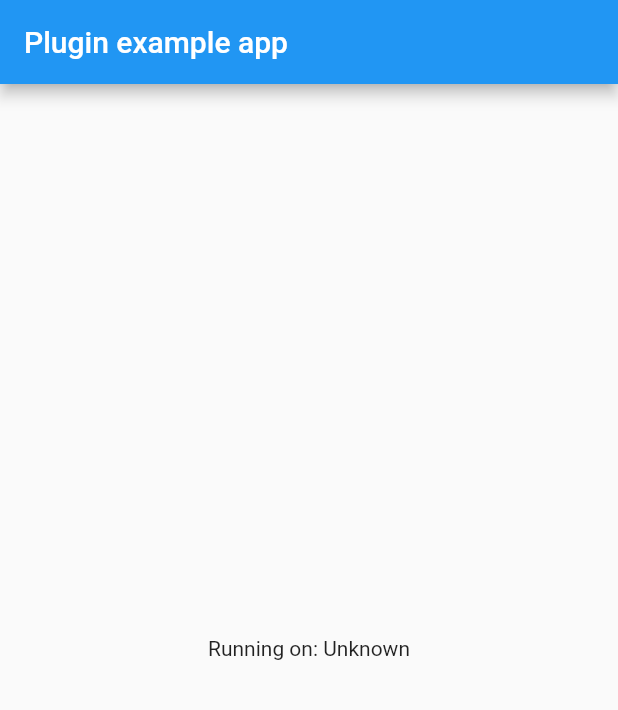
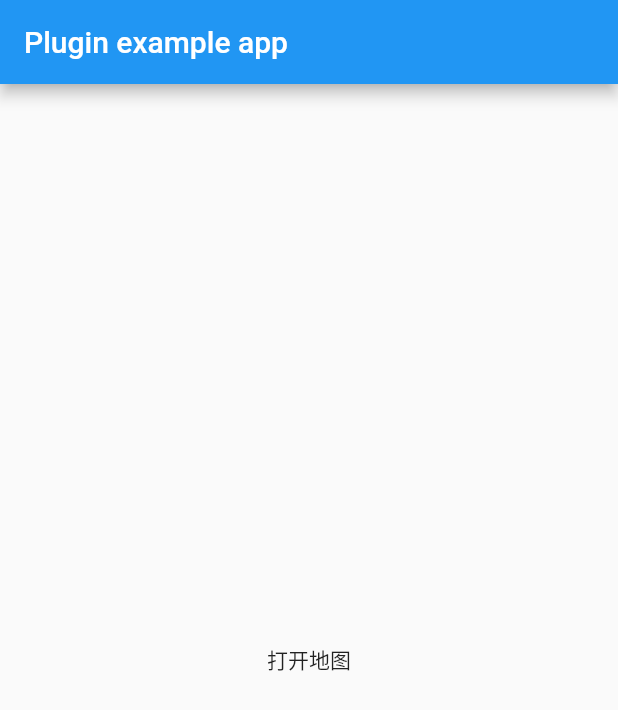
Before and after one commit to 2673542667/open_apple_map, a Flutter app: the screen it shows after launch, on a phone screen of 412 x 824 dp. Shown: the top 710 px of the screen. Run offline on Flutter 3.47's test engine with Material 2 defaults, Android fonts, the phone set to English and light mode, and no system bars.

Commit message:
增加到达位置显示

```diff
--- a/example/lib/main.dart
+++ b/example/lib/main.dart
@@ -48,7 +48,14 @@ class _MyAppState extends State<MyApp> {
           title: const Text('Plugin example app'),
         ),
         body: Center(
-          child: Text('Running on: $_platformVersion\n'),
+          child: FlatButton(
+            onPressed: () {
+              OpenAppleMap.openMap(30.533859, 104.068060, '测试地址');
+            },
+            child: Text(
+              '打开地图'
+            ),
+          ),
         ),
       ),
     );
--- a/lib/open_apple_map.dart
+++ b/lib/open_apple_map.dart
@@ -11,8 +11,8 @@ class OpenAppleMap {
     return version;
   }
 
-  static Future<bool> openMap(log, lat) async {
-    final Map res = await _channel.invokeMethod('openMap', <String, dynamic>{'lat': lat, 'log': log});
+  static Future<bool> openMap(log, lat, addressName) async {
+    final Map res = await _channel.invokeMethod('openMap', <String, dynamic>{'lat': lat, 'log': log, 'addressName': addressName});
     bool isOpen = res['isOpen'];
     return isOpen;
   }
```
Also changed, not shown: example/pubspec.lock, 2 other files.
